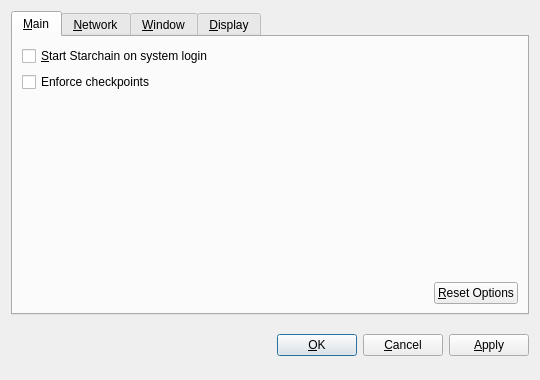
First picture: the form in src/qt/forms/optionsdialog.ui, repository wolfoxonly/scn, before the edit.
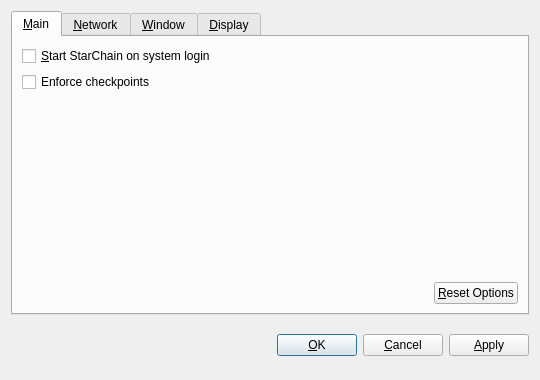
Second picture: the form after the edit. Custom widgets are drawn as their Qt base class.

Patch:
```diff
--- a/src/qt/forms/optionsdialog.ui
+++ b/src/qt/forms/optionsdialog.ui
@@ -36,7 +36,7 @@
           <string>Automatically start Starchain after logging in to the system.</string>
          </property>
          <property name="text">
-          <string>&amp;Start Starchain on system login</string>
+          <string>&amp;Start StarChain on system login</string>
          </property>
         </widget>
        </item>
```
Left out of the diff: 16 changed lines with no effect on the pictures.
